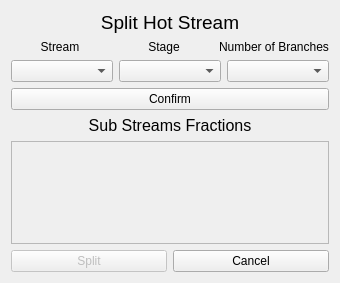
Old version of the form interface/DivisaoQuente.ui in the repository CarlosTadeuVassoler/MPinch.
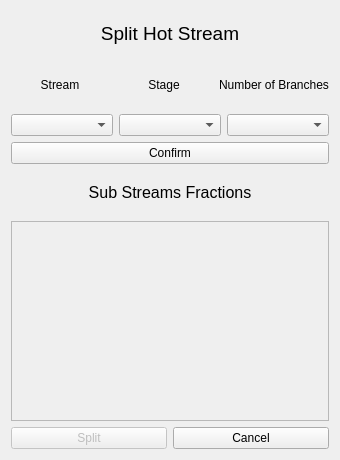
New version of the form.

Patch:
```diff
--- a/interface/DivisaoQuente.ui
+++ b/interface/DivisaoQuente.ui
@@ -7,7 +7,7 @@
     <x>0</x>
     <y>0</y>
     <width>338</width>
-    <height>283</height>
+    <height>460</height>
    </rect>
   </property>
   <property name="windowTitle">
@@ -141,7 +141,7 @@
           <x>0</x>
           <y>0</y>
           <width>316</width>
-          <height>92</height>
+          <height>198</height>
          </rect>
         </property>
         <layout class="QVBoxLayout" name="verticalLayout_4">
```
